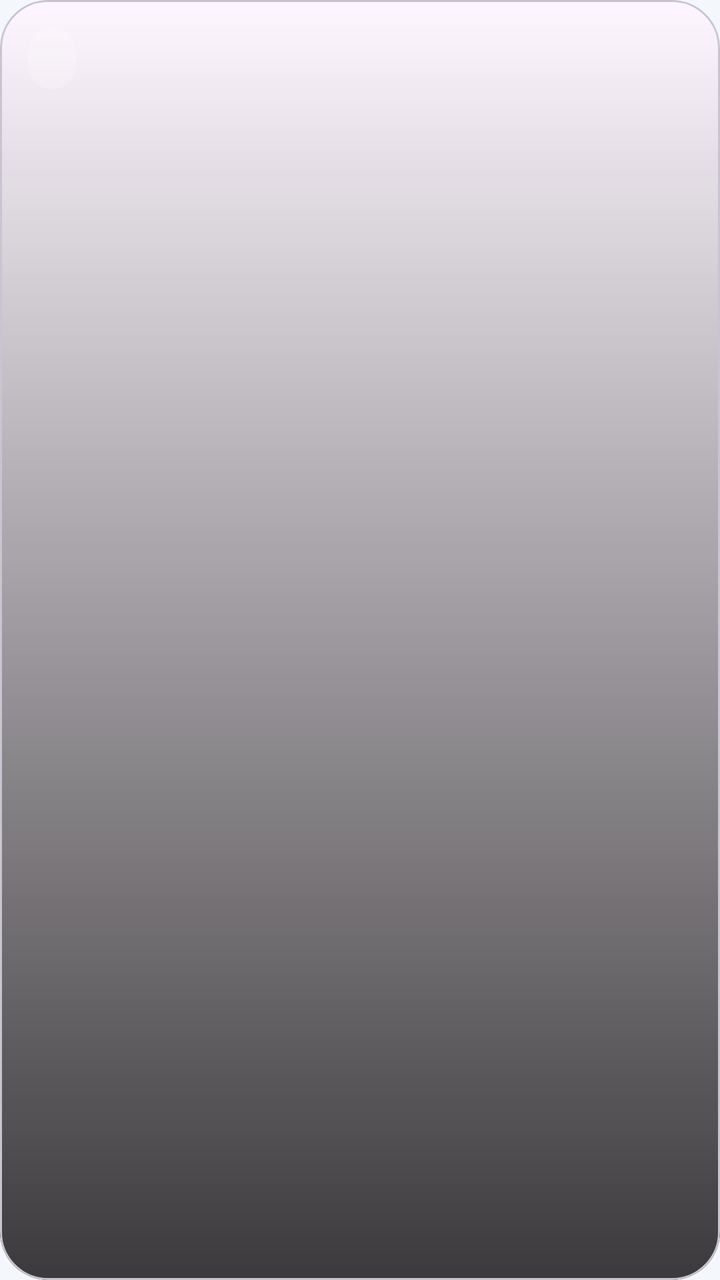
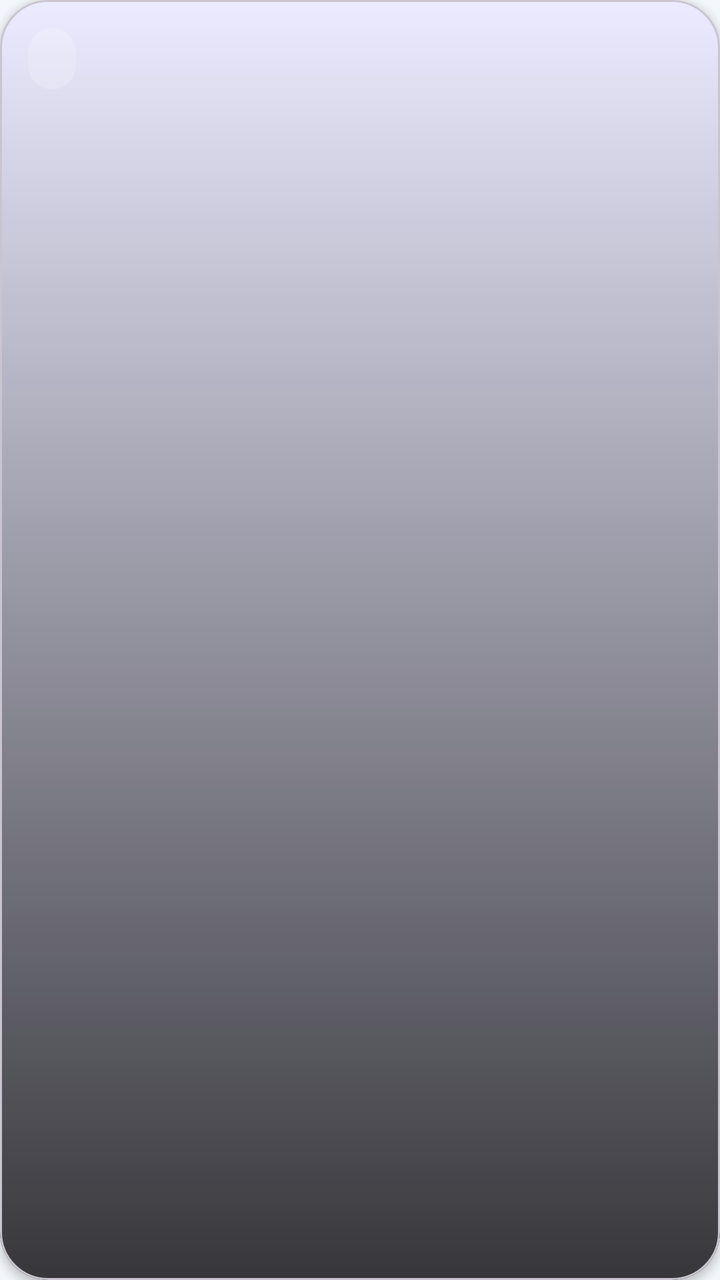

Two renders of the same Android screen: before a commit and after it. Below are the layout's source before the change and the commit's diff.
<!-- AndroidManifest.xml: application theme Theme.Wallpapiers -->
<!-- res/layout/item_wallpaper.xml -->
<?xml version="1.0" encoding="utf-8"?>
<com.google.android.material.card.MaterialCardView xmlns:android="http://schemas.android.com/apk/res/android"
    xmlns:app="http://schemas.android.com/apk/res-auto"
    android:layout_width="match_parent"
    android:layout_height="296dp"
    android:layout_margin="6dp"
    app:cardCornerRadius="24dp"
    app:cardElevation="0dp">

    <androidx.constraintlayout.widget.ConstraintLayout
        android:layout_width="match_parent"
        android:layout_height="match_parent">

        <ImageView
            android:id="@+id/ivWallpaper"
            android:layout_width="0dp"
            android:layout_height="0dp"
            android:scaleType="centerCrop"
            app:layout_constraintBottom_toBottomOf="parent"
            app:layout_constraintEnd_toEndOf="parent"
            app:layout_constraintStart_toStartOf="parent"
            app:layout_constraintTop_toTopOf="parent" />

        <View
            android:layout_width="0dp"
            android:layout_height="0dp"
            android:background="@drawable/bg_detail_scrim_bottom"
            app:layout_constraintBottom_toBottomOf="parent"
            app:layout_constraintEnd_toEndOf="parent"
            app:layout_constraintStart_toStartOf="parent"
            app:layout_constraintTop_toTopOf="parent" />

        <TextView
            android:id="@+id/tvMetric"
            android:layout_width="wrap_content"
            android:layout_height="wrap_content"
            android:layout_margin="14dp"
            android:background="@drawable/bg_stats_chip"
            android:paddingHorizontal="12dp"
            android:paddingVertical="8dp"
            android:textColor="@android:color/white"
            android:textSize="11sp"
            android:textStyle="bold"
            app:layout_constraintStart_toStartOf="parent"
            app:layout_constraintTop_toTopOf="parent" />

        <TextView
            android:id="@+id/tvWallpaperTitle"
            android:layout_width="0dp"
            android:layout_height="wrap_content"
            android:layout_marginStart="14dp"
            android:layout_marginEnd="14dp"
            android:layout_marginBottom="40dp"
            android:ellipsize="end"
            android:maxLines="2"
            android:textColor="@android:color/white"
            android:textSize="17sp"
            android:textStyle="bold"
            app:layout_constraintBottom_toTopOf="@id/tvPhotographer"
            app:layout_constraintEnd_toEndOf="parent"
            app:layout_constraintStart_toStartOf="parent" />

        <TextView
            android:id="@+id/tvPhotographer"
            android:layout_width="0dp"
            android:layout_height="wrap_content"
            android:layout_marginStart="14dp"
            android:layout_marginEnd="14dp"
            android:layout_marginBottom="14dp"
            android:ellipsize="end"
            android:maxLines="1"
            android:textColor="#E6FFFFFF"
            android:textSize="12sp"
            app:layout_constraintBottom_toBottomOf="parent"
            app:layout_constraintEnd_toEndOf="parent"
            app:layout_constraintStart_toStartOf="parent" />

    </androidx.constraintlayout.widget.ConstraintLayout>

</com.google.android.material.card.MaterialCardView>
<!-- resources referenced by this layout -->
<resources>
  <!-- drawable bg_detail_scrim_bottom (drawable) -->
  <?xml version="1.0" encoding="utf-8"?>
  <shape xmlns:android="http://schemas.android.com/apk/res/android">
      <gradient
          android:angle="90"
          android:endColor="#00000000"
          android:startColor="@color/scrim_dark" />
  </shape>
  <!-- drawable bg_stats_chip (drawable) -->
  <?xml version="1.0" encoding="utf-8"?>
  <shape xmlns:android="http://schemas.android.com/apk/res/android">
      <corners android:radius="999dp" />
      <solid android:color="#2EFFFFFF" />
  </shape>
  <style name="Theme.Wallpapiers" parent="Theme.Material3.Light.NoActionBar">
          <item name="colorPrimary">@color/primary</item>
          <item name="colorSecondary">@color/accent</item>
          <item name="android:windowBackground">@color/background_light</item>
          <item name="android:statusBarColor">@color/background_light</item>
          <item name="android:windowLightStatusBar">true</item>
          <item name="android:navigationBarColor">@color/background_light</item>
      </style>
  <color name="scrim_dark">#C4000000</color>
  <color name="primary">#2E6BFF</color>
  <color name="accent">#71F2C5</color>
  <color name="background_light">#F4F7FB</color>
</resources>

<!-- the commit's change to res/layout/item_wallpaper.xml (unified diff, before → after) -->
@@ -5,7 +5,7 @@
     android:layout_height="296dp"
     android:layout_margin="6dp"
     app:cardCornerRadius="24dp"
-    app:cardElevation="0dp">
+    app:cardElevation="3dp">
 
     <androidx.constraintlayout.widget.ConstraintLayout
         android:layout_width="match_parent"
